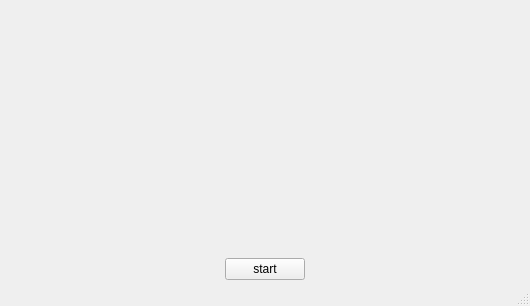
Daniel-ShinShen/pythonProject_FaceDetection, file mainwindow.ui: the form before one commit.
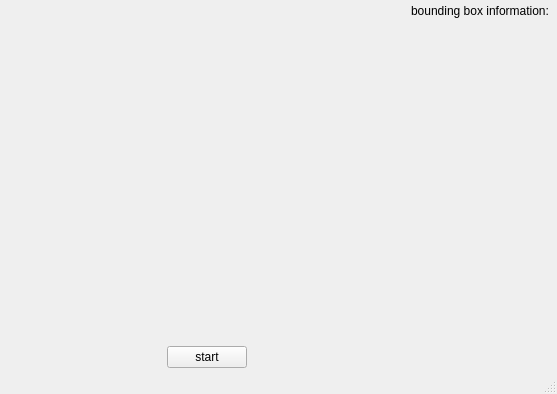
The form after the commit.

Commit message: update bounding box information showing block in main.py

```diff
--- a/mainwindow.ui
+++ b/mainwindow.ui
@@ -6,8 +6,8 @@
    <rect>
     <x>0</x>
     <y>0</y>
-    <width>530</width>
-    <height>306</height>
+    <width>557</width>
+    <height>394</height>
    </rect>
   </property>
   <property name="windowTitle">
@@ -27,7 +27,7 @@
     <property name="bottomMargin">
      <number>4</number>
     </property>
-    <item row="3" column="0">
+    <item row="2" column="0">
      <layout class="QHBoxLayout" name="horizontalLayout_3">
       <item>
        <spacer name="horizontalSpacer">
@@ -76,7 +76,7 @@
       </item>
      </layout>
     </item>
-    <item row="0" column="0" rowspan="3">
+    <item row="0" column="0" rowspan="2">
      <layout class="QVBoxLayout" name="verticalLayout">
       <item>
        <widget class="QLabel" name="paint_label">
@@ -87,6 +87,61 @@
       </item>
      </layout>
     </item>
+    <item row="0" column="1" rowspan="2">
+     <layout class="QVBoxLayout" name="verticalLayout_3">
+      <item>
+       <widget class="QLabel" name="label">
+        <property name="text">
+         <string>bounding box information:</string>
+        </property>
+       </widget>
+      </item>
+      <item>
+       <widget class="QLabel" name="label_count">
+        <property name="text">
+         <string/>
+        </property>
+       </widget>
+      </item>
+      <item>
+       <widget class="QLabel" name="label_set">
+        <property name="text">
+         <string/>
+        </property>
+       </widget>
+      </item>
+      <item>
+       <widget class="QLabel" name="label_bbox">
+        <property name="text">
+         <string/>
+        </property>
+       </widget>
+      </item>
+      <item>
+       <spacer name="verticalSpacer">
+        <property name="orientation">
+         <enum>Qt::Vertical</enum>
+        </property>
+        <property name="sizeHint" stdset="0">
+         <size>
+          <width>20</width>
+          <height>40</height>
+         </size>
+        </property>
+       </spacer>
+      </item>
+      <item>
+       <widget class="QLabel" name="label_frame">
+        <property name="text">
+         <string/>
+        </property>
+       </widget>
+      </item>
+     </layout>
+    </item>
+    <item row="2" column="1">
+     <layout class="QVBoxLayout" name="verticalLayout_4"/>
+    </item>
    </layout>
   </widget>
   <widget class="QMenuBar" name="menubar">
```
Left out of the diff: 2 changed lines with no effect on the pictures. The commit also changes 1 other file.
